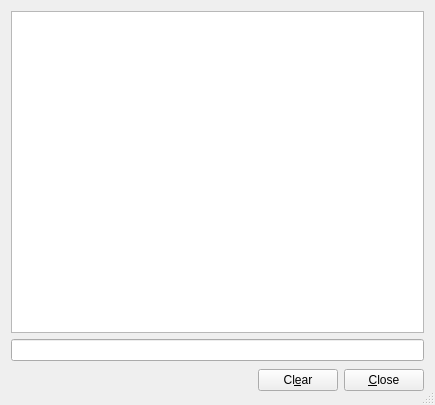
jamulussoftware/jamulus, file src/chatdlgbase.ui: the form before one commit.
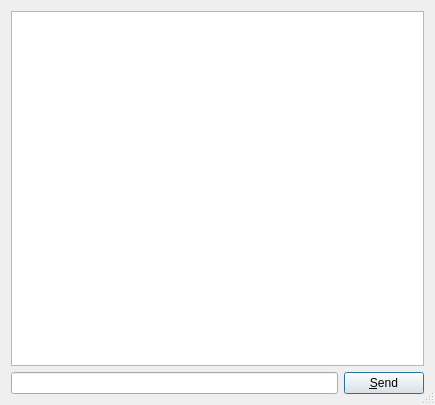
The form after the commit. Icons and pictures are not drawn.

Commit message: Add send button to chat window #384

```diff
--- a/src/chatdlgbase.ui
+++ b/src/chatdlgbase.ui
@@ -33,46 +33,20 @@
     </widget>
    </item>
    <item>
-    <widget class="QLineEdit" name="edtLocalInputText" />
-   </item>
-   <item>
-    <layout class="QHBoxLayout" >
+    <layout class="QHBoxLayout" name="horizontalLayout">
      <item>
-      <spacer>
-       <property name="orientation" >
-        <enum>Qt::Horizontal</enum>
-       </property>
-       <property name="sizeType" >
-        <enum>QSizePolicy::Expanding</enum>
-       </property>
-       <property name="sizeHint" >
-        <size>
-         <width>181</width>
-         <height>27</height>
-        </size>
-       </property>
-      </spacer>
+      <widget class="QLineEdit" name="edtLocalInputText"/>
      </item>
      <item>
-      <widget class="QPushButton" name="butClear" >
-       <property name="text" >
-        <string>Cl&amp;ear</string>
+      <widget class="QPushButton" name="butSend">
+       <property name="text">
+        <string>&amp;Send</string>
        </property>
-       <property name="autoDefault" >
-        <bool>false</bool>
+       <property name="autoDefault">
+        <bool>true</bool>
        </property>
-      </widget>
-     </item>
-     <item>
-      <widget class="QPushButton" name="buttonClose" >
-       <property name="text" >
-        <string>&amp;Close</string>
-       </property>
-       <property name="autoDefault" >
-        <bool>false</bool>
-       </property>
-       <property name="default" >
-        <bool>false</bool>
+       <property name="default">
+        <bool>true</bool>
        </property>
       </widget>
      </item>
```
Left out of the diff: 56 changed lines with no effect on the pictures. The commit also changes 3 other files.
